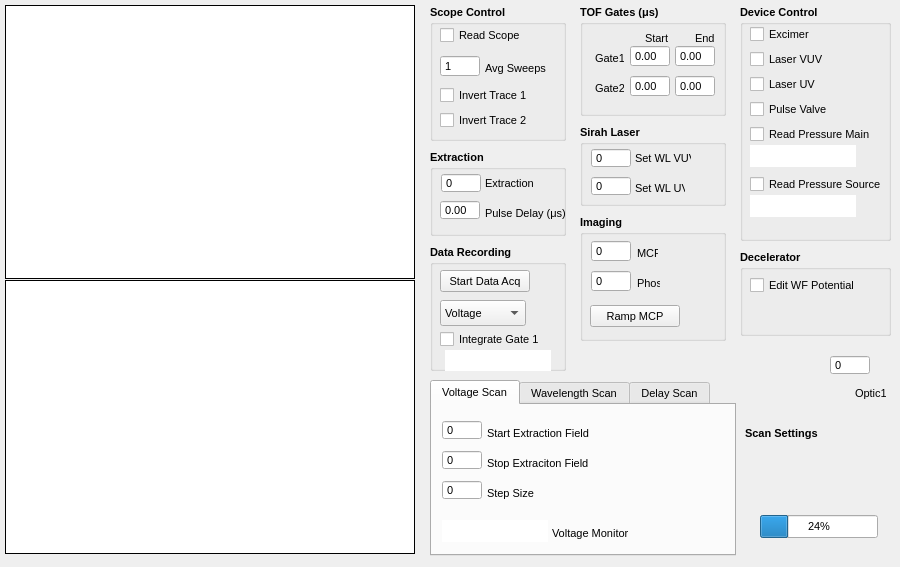
mikekohlhoff/ryexpctl, file rsdgui.ui: the form before one commit.
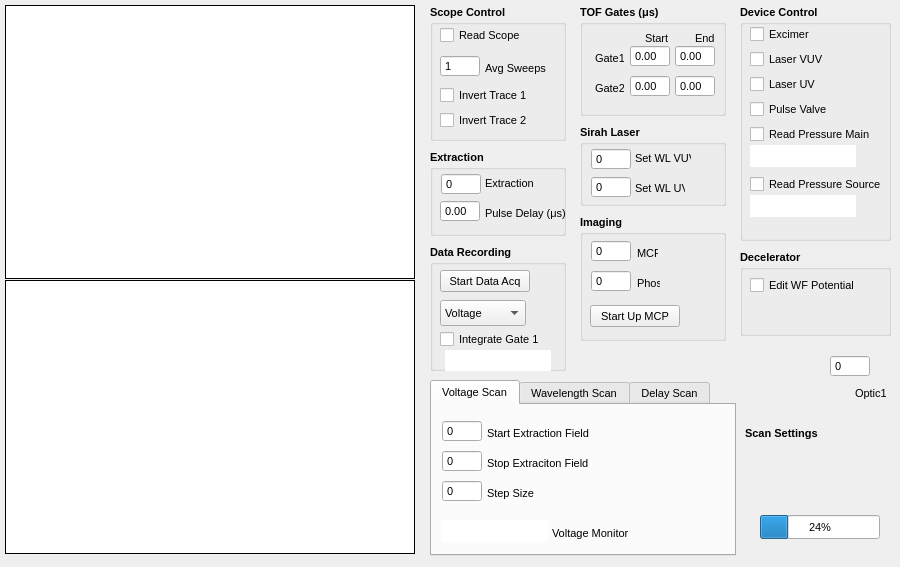
The form after the commit. The open tabs and pages were chosen to show the change. Custom widgets are drawn as their Qt base class.

Diff of the .ui file:
```diff
--- a/rsdgui.ui
+++ b/rsdgui.ui
@@ -319,7 +319,7 @@
       <x>10</x>
       <y>50</y>
       <width>40</width>
-      <height>20</height>
+      <height>22</height>
      </rect>
     </property>
     <property name="sizePolicy">
@@ -403,7 +403,7 @@
       <x>11</x>
       <y>23</y>
       <width>40</width>
-      <height>20</height>
+      <height>22</height>
      </rect>
     </property>
     <property name="sizePolicy">
@@ -1041,7 +1041,7 @@
      </font>
     </property>
     <property name="text">
-     <string>Ramp MCP</string>
+     <string>Start Up MCP</string>
     </property>
    </widget>
    <widget class="QSpinBox" name="inp_voltPhos">
@@ -1235,7 +1235,7 @@
       <x>11</x>
       <y>23</y>
       <width>40</width>
-      <height>20</height>
+      <height>22</height>
      </rect>
     </property>
     <property name="sizePolicy">
@@ -1307,7 +1307,7 @@
       <x>11</x>
       <y>51</y>
       <width>40</width>
-      <height>20</height>
+      <height>22</height>
      </rect>
     </property>
     <property name="sizePolicy">
@@ -1639,7 +1639,7 @@
        <x>10</x>
        <y>75</y>
        <width>40</width>
-       <height>20</height>
+       <height>22</height>
       </rect>
      </property>
      <property name="sizePolicy">
@@ -1710,7 +1710,7 @@
        <x>10</x>
        <y>15</y>
        <width>40</width>
-       <height>20</height>
+       <height>22</height>
       </rect>
      </property>
      <property name="sizePolicy">
@@ -1762,7 +1762,7 @@
        <x>10</x>
        <y>45</y>
        <width>40</width>
-       <height>20</height>
+       <height>22</height>
       </rect>
      </property>
      <property name="sizePolicy">
@@ -2619,8 +2619,8 @@
     <rect>
      <x>760</x>
      <y>515</y>
-     <width>118</width>
-     <height>23</height>
+     <width>120</width>
+     <height>24</height>
     </rect>
    </property>
    <property name="value">
@@ -2633,7 +2633,7 @@
      <x>830</x>
      <y>355</y>
      <width>40</width>
-     <height>20</height>
+     <height>22</height>
     </rect>
    </property>
    <property name="sizePolicy">
```
Left out of the diff: 24 changed lines with no effect on the pictures.
